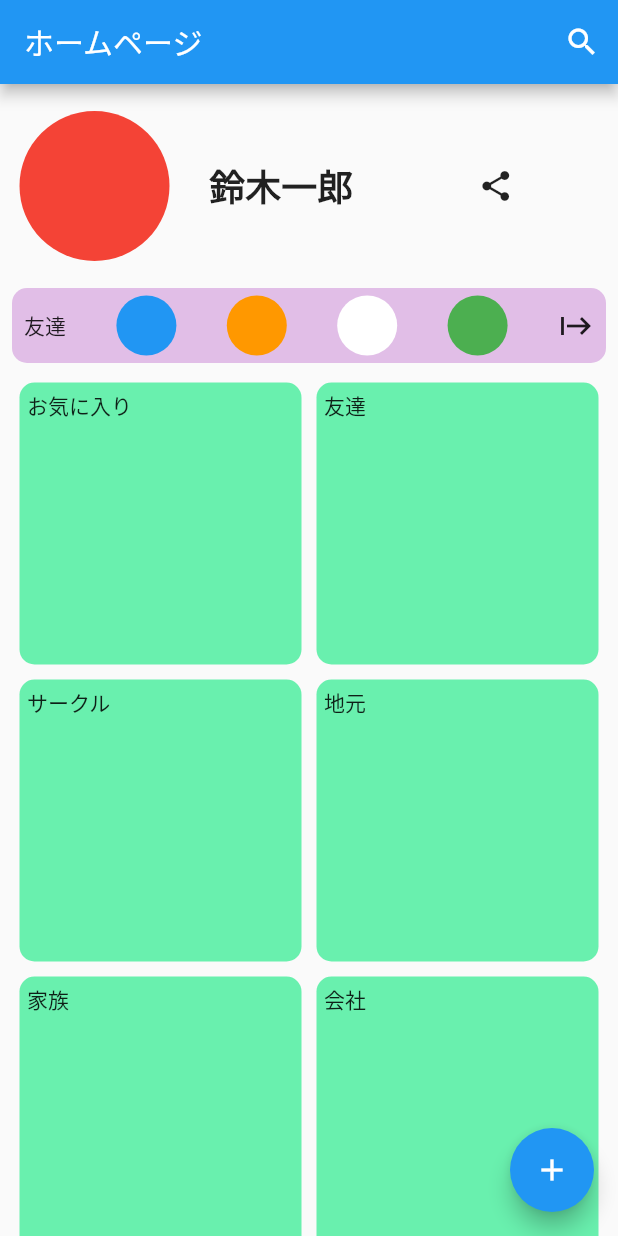
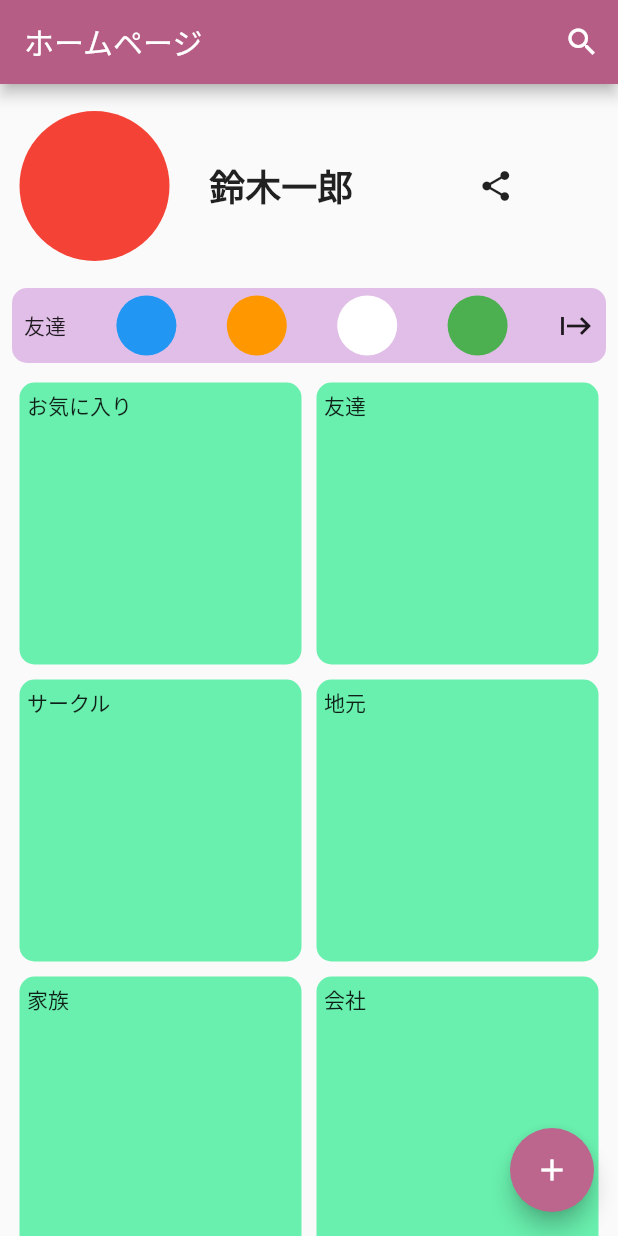
Before and after one commit to trm11tkr/connectionary, a Flutter app: the HomePage screen opened directly, on a phone screen of 412 x 824 dp. Run offline on Flutter 3.47's test engine with Material 2 defaults, Android fonts, the phone set to English and light mode, and no system bars.

Commit message:
仮カラーの設定

```diff
--- a/lib/configs/app_theme.dart
+++ b/lib/configs/app_theme.dart
@@ -2,13 +2,23 @@ import 'package:flutter/material.dart';
 
 class AppTheme {
   AppTheme._();
-  static const primaryColor = Color.fromRGBO(52, 52, 23, 1);
-  static const secondaryColor = Color.fromRGBO(52, 52, 23, 1);
-  static const fontColor = Color.fromRGBO(52, 52, 23, 1);
+  static const MaterialColor customSwatch = MaterialColor(
+    0xFFB65D85,
+    <int, Color>{
+      50: Color(0xFFF7EDF1),
+      100: Color(0xFFEBD1DD),
+      200: Color(0xFFEBD1DD),
+      300: Color(0xFFD093AF),
+      400: Color(0xFFC67C9E),
+      500: Color(0xFFBC658D),
+      600: Color(0xFFB65D85),
+      700: Color(0xFFAD537A),
+      800: Color(0xFFA54970),
+      900: Color(0xFFA54970),
+    },
+  );
 
   static ThemeData get theme => ThemeData(
-    primaryColor: primaryColor,
-
-    scaffoldBackgroundColor: const Color.fromARGB(255, 249, 248, 245),
+    primarySwatch: customSwatch,
   );
 }
--- a/lib/main.dart
+++ b/lib/main.dart
@@ -1,4 +1,4 @@
-import 'package:connectionary/view/login_page.dart';
+import 'package:connectionary/view/home_page.dart';
 import 'package:flutter/material.dart';
 import 'package:connectionary/configs/app_theme.dart';
 
@@ -15,9 +15,9 @@ class MyApp extends StatelessWidget {
     return MaterialApp(
       title: 'Flutter Demo',
       theme:ThemeData(
-        primaryColorDark: Colors.red,
+          primarySwatch: AppTheme.customSwatch,
       ),
-      home: const LoginPage(),
+      home: const HomePage(),
     );
   }
 }
```
